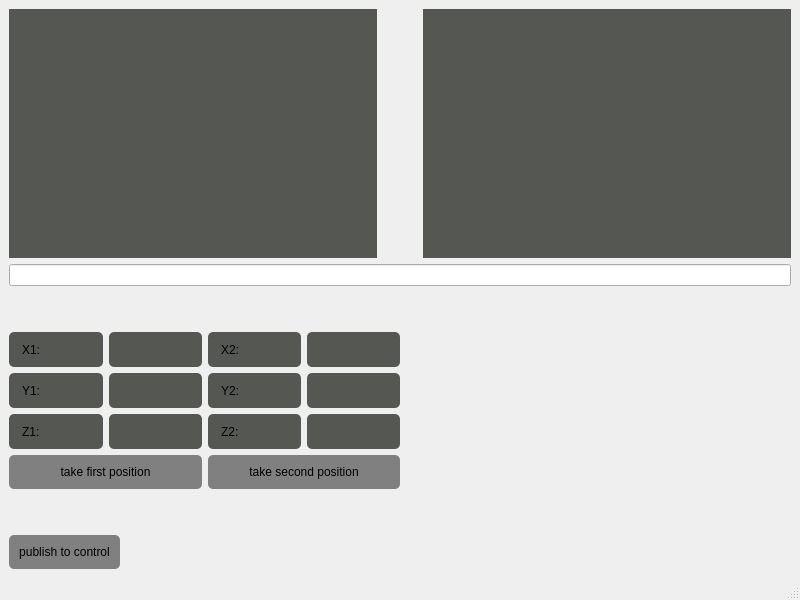
Before: the Qt Designer form src/template_gui_package/include/template_gui_package/mainwindow4.ui in AliJohn5/RC-Dual-Arms, drawn with Qt 5.
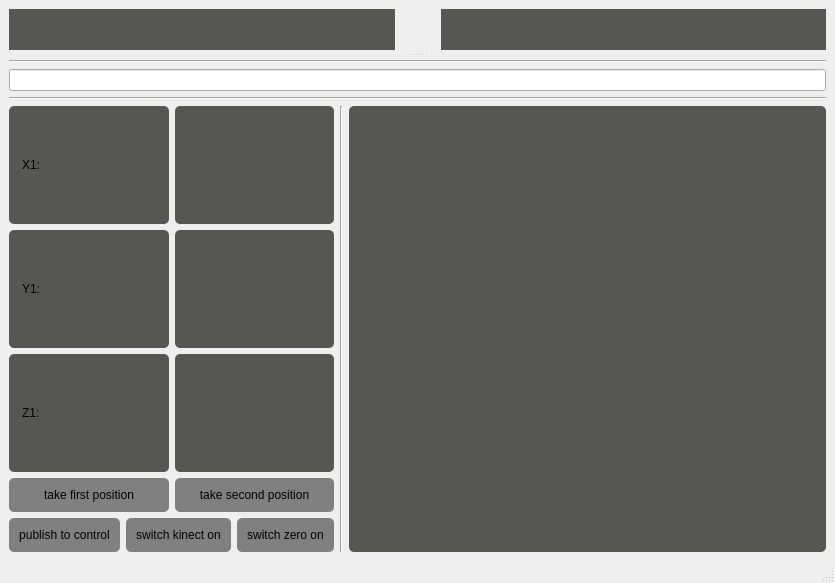
After: the same form once the commit is applied. Custom widgets are drawn as their Qt base class.

What changed in the file:
```diff
--- a/src/template_gui_package/include/template_gui_package/mainwindow4.ui
+++ b/src/template_gui_package/include/template_gui_package/mainwindow4.ui
@@ -6,8 +6,8 @@
    <rect>
     <x>0</x>
     <y>0</y>
-    <width>800</width>
-    <height>600</height>
+    <width>835</width>
+    <height>583</height>
    </rect>
   </property>
   <property name="windowTitle">
@@ -16,11 +16,39 @@
   <widget class="QWidget" name="centralwidget">
    <layout class="QVBoxLayout" name="verticalLayout_6">
     <item>
-     <layout class="QVBoxLayout" name="verticalLayout_5">
-      <item>
-       <layout class="QVBoxLayout" name="verticalLayout_2">
-        <item>
-         <layout class="QHBoxLayout" name="horizontalLayout">
+     <widget class="QSplitter" name="splitter">
+      <property name="sizePolicy">
+       <sizepolicy hsizetype="Preferred" vsizetype="Preferred">
+        <horstretch>0</horstretch>
+        <verstretch>0</verstretch>
+       </sizepolicy>
+      </property>
+      <property name="minimumSize">
+       <size>
+        <width>0</width>
+        <height>0</height>
+       </size>
+      </property>
+      <property name="baseSize">
+       <size>
+        <width>0</width>
+        <height>0</height>
+       </size>
+      </property>
+      <property name="frameShape">
+       <enum>QFrame::NoFrame</enum>
+      </property>
+      <property name="frameShadow">
+       <enum>QFrame::Raised</enum>
+      </property>
+      <property name="orientation">
+       <enum>Qt::Vertical</enum>
+      </property>
+      <property name="handleWidth">
+       <number>10</number>
+      </property>
+      <widget class="QWidget" name="">
+       <layout class="QHBoxLayout" name="horizontalLayout_7">
           <item>
            <widget class="MainWindow4::CustomLabel" name="label">
             <property name="styleSheet">
@@ -58,38 +86,36 @@
            </widget>
           </item>
          </layout>
+      </widget>
+      <widget class="QWidget" name="">
+       <layout class="QVBoxLayout" name="verticalLayout_5">
+        <item>
+         <widget class="Line" name="line">
+          <property name="orientation">
+           <enum>Qt::Horizontal</enum>
+          </property>
+         </widget>
         </item>
+        <item>
+         <layout class="QVBoxLayout" name="verticalLayout_4">
         <item>
          <widget class="QLineEdit" name="lineEdit"/>
         </item>
-       </layout>
-      </item>
-      <item>
-       <layout class="QHBoxLayout" name="horizontalLayout_10">
         <item>
          <layout class="QVBoxLayout" name="verticalLayout_3">
           <item>
-           <spacer name="verticalSpacer_2">
+             <widget class="Line" name="line_2">
             <property name="orientation">
-             <enum>Qt::Vertical</enum>
-            </property>
-            <property name="sizeType">
-             <enum>QSizePolicy::Fixed</enum>
-            </property>
-            <property name="sizeHint" stdset="0">
-             <size>
-              <width>20</width>
-              <height>40</height>
-             </size>
-            </property>
-           </spacer>
+               <enum>Qt::Horizontal</enum>
+              </property>
+             </widget>
           </item>
           <item>
            <layout class="QHBoxLayout" name="horizontalLayout_8">
             <item>
-             <layout class="QVBoxLayout" name="verticalLayout">
+               <layout class="QVBoxLayout" name="verticalLayout_2">
               <item>
-               <layout class="QHBoxLayout" name="horizontalLayout_2">
+                 <layout class="QHBoxLayout" name="horizontalLayout_6">
                 <item>
                  <widget class="QLabel" name="label_9">
                   <property name="styleSheet">
@@ -125,7 +151,7 @@
                </layout>
               </item>
               <item>
-               <layout class="QHBoxLayout" name="horizontalLayout_6">
+                 <layout class="QHBoxLayout" name="horizontalLayout_5">
                 <item>
                  <widget class="QLabel" name="label_11">
                   <property name="styleSheet">
@@ -161,7 +187,7 @@
                </layout>
               </item>
               <item>
-               <layout class="QHBoxLayout" name="horizontalLayout_7">
+                 <layout class="QHBoxLayout" name="horizontalLayout_4">
                 <item>
                  <widget class="QLabel" name="label_10">
                   <property name="styleSheet">
@@ -196,125 +222,11 @@
                 </item>
                </layout>
               </item>
-             </layout>
-            </item>
             <item>
-             <layout class="QVBoxLayout" name="verticalLayout_4">
+                 <layout class="QVBoxLayout" name="verticalLayout">
               <item>
                <layout class="QHBoxLayout" name="horizontalLayout_3">
                 <item>
-                 <widget class="QLabel" name="label_15">
-                  <property name="styleSheet">
-                   <string notr="true">QLabel{
-background-color: rgb(85, 87, 83);
-color: rgb(0, 0, 0);
-border-width: 2px;
-border-radius: 5px;
-padding: 10px;
-}</string>
-                  </property>
-                  <property name="text">
-                   <string>X2: </string>
-                  </property>
-                 </widget>
-                </item>
-                <item>
-                 <widget class="QLabel" name="label_16">
-                  <property name="styleSheet">
-                   <string notr="true">QLabel{
-background-color: rgb(85, 87, 83);
-color: rgb(0, 0, 0);
-border-width: 2px;
-border-radius: 5px;
-padding: 10px;
-}</string>
-                  </property>
-                  <property name="text">
-                   <string/>
-                  </property>
-                 </widget>
-                </item>
-               </layout>
-              </item>
-              <item>
-               <layout class="QHBoxLayout" name="horizontalLayout_4">
-                <item>
-                 <widget class="QLabel" name="label_21">
-                  <property name="styleSheet">
-                   <string notr="true">QLabel{
-background-color: rgb(85, 87, 83);
-color: rgb(0, 0, 0);
-border-width: 2px;
-border-radius: 5px;
-padding: 10px;
-}</string>
-                  </property>
-                  <property name="text">
-                   <string>Y2: </string>
-                  </property>
-                 </widget>
-                </item>
-                <item>
-                 <widget class="QLabel" name="label_23">
-                  <property name="styleSheet">
-                   <string notr="true">QLabel{
-background-color: rgb(85, 87, 83);
-color: rgb(0, 0, 0);
-border-width: 2px;
-border-radius: 5px;
-padding: 10px;
-}</string>
-                  </property>
-                  <property name="text">
-                   <string/>
-                  </property>
-                 </widget>
-                </item>
-               </layout>
-              </item>
-              <item>
-               <layout class="QHBoxLayout" name="horizontalLayout_5">
-                <item>
-                 <widget class="QLabel" name="label_27">
-                  <property name="styleSheet">
-                   <string notr="true">QLabel{
-background-color: rgb(85, 87, 83);
-color: rgb(0, 0, 0);
-border-width: 2px;
-border-radius: 5px;
-padding: 10px;
-}</string>
-                  </property>
-                  <property name="text">
-                   <string>Z2:</string>
-                  </property>
-                 </widget>
-                </item>
-                <item>
-                 <widget class="QLabel" name="label_22">
-                  <property name="styleSheet">
-                   <string notr="true">QLabel{
-background-color: rgb(85, 87, 83);
-color: rgb(0, 0, 0);
-border-width: 2px;
-border-radius: 5px;
-padding: 10px;
-}</string>
-                  </property>
-                  <property name="text">
-                   <string/>
-                  </property>
-                 </widget>
-                </item>
-               </layout>
-              </item>
-             </layout>
-            </item>
-           </layout>
-          </item>
-          <item>
-           <layout class="QHBoxLayout" name="horizontalLayout_11">
-            <item>
              <widget class="QPushButton" name="take_first">
               <property name="styleSheet">
                <string notr="true">QPushButton {
@@ -363,23 +275,7 @@
            </layout>
           </item>
           <item>
-           <spacer name="verticalSpacer">
-            <property name="orientation">
-             <enum>Qt::Vertical</enum>
-            </property>
-            <property name="sizeType">
-             <enum>QSizePolicy::Fixed</enum>
-            </property>
-            <property name="sizeHint" stdset="0">
-             <size>
-              <width>20</width>
-              <height>40</height>
-             </size>
-            </property>
-           </spacer>
-          </item>
-          <item>
-           <layout class="QHBoxLayout" name="horizontalLayout_9">
+                   <layout class="QHBoxLayout" name="horizontalLayout_2">
             <item>
              <widget class="QPushButton" name="pushButton_2">
               <property name="styleSheet">
@@ -404,38 +300,90 @@
              </widget>
             </item>
             <item>
-             <spacer name="horizontalSpacer_2">
-              <property name="orientation">
-               <enum>Qt::Horizontal</enum>
-              </property>
-              <property name="sizeHint" stdset="0">
-               <size>
-                <width>40</width>
-                <height>20</height>
-               </size>
-              </property>
-             </spacer>
-            </item>
+                     <widget class="QPushButton" name="pushButton_3">
+                      <property name="styleSheet">
+                       <string notr="true">QPushButton {
+border-width: 2px;
+border-style: outset;
+border-color:#8E3B35;
+    background-color: #808080; /* Cornflower blue */
+    color: #000000; /* White */
+    border: none;
+    border-radius: 5px;
+    padding: 10px;}
+
+QPushButton:hover {
+    background-color:#8E3B35;
+    border-style: inset;
+}</string>
+                      </property>
+                      <property name="text">
+                       <string>switch kinect on</string>
+                      </property>
+                     </widget>
+                    </item>
+                    <item>
+                     <widget class="QPushButton" name="pushButton">
+                      <property name="styleSheet">
+                       <string notr="true">QPushButton {
+border-width: 2px;
+border-style: outset;
+border-color:#8E3B35;
+    background-color: #808080; /* Cornflower blue */
+    color: #000000; /* White */
+    border: none;
+    border-radius: 5px;
+    padding: 10px;}
+
+QPushButton:hover {
+    background-color:#8E3B35;
+    border-style: inset;
+}</string>
+                      </property>
+                      <property name="text">
+                       <string>switch zero on</string>
+                      </property>
+                     </widget>
+                    </item>
            </layout>
           </item>
          </layout>
         </item>
+               </layout>
+              </item>
         <item>
-         <spacer name="horizontalSpacer_3">
+               <layout class="QHBoxLayout" name="horizontalLayout">
+                <item>
+                 <widget class="Line" name="line_3">
           <property name="orientation">
-           <enum>Qt::Horizontal</enum>
-          </property>
-          <property name="sizeHint" stdset="0">
-           <size>
-            <width>40</width>
-            <height>20</height>
-           </size>
-          </property>
-         </spacer>
+                   <enum>Qt::Vertical</enum>
+                  </property>
+                 </widget>
+                </item>
+                <item>
+                 <widget class="QPlainTextEdit" name="textEdit">
+                  <property name="styleSheet">
+                   <string notr="true">QPlainTextEdit{
+background-color: rgb(85, 87, 83);
+color: rgb(0, 0, 0);
+border-width: 2px;
+border-radius: 5px;
+padding: 10px;
+}</string>
+                  </property>
+                 </widget>
         </item>
        </layout>
       </item>
      </layout>
+            </item>
+           </layout>
+          </item>
+         </layout>
+        </item>
+       </layout>
+      </widget>
+     </widget>
     </item>
    </layout>
   </widget>
```
Left out of the diff: 2 changed lines with no effect on the pictures. Lines whose indentation alone changed are shown as unchanged.
